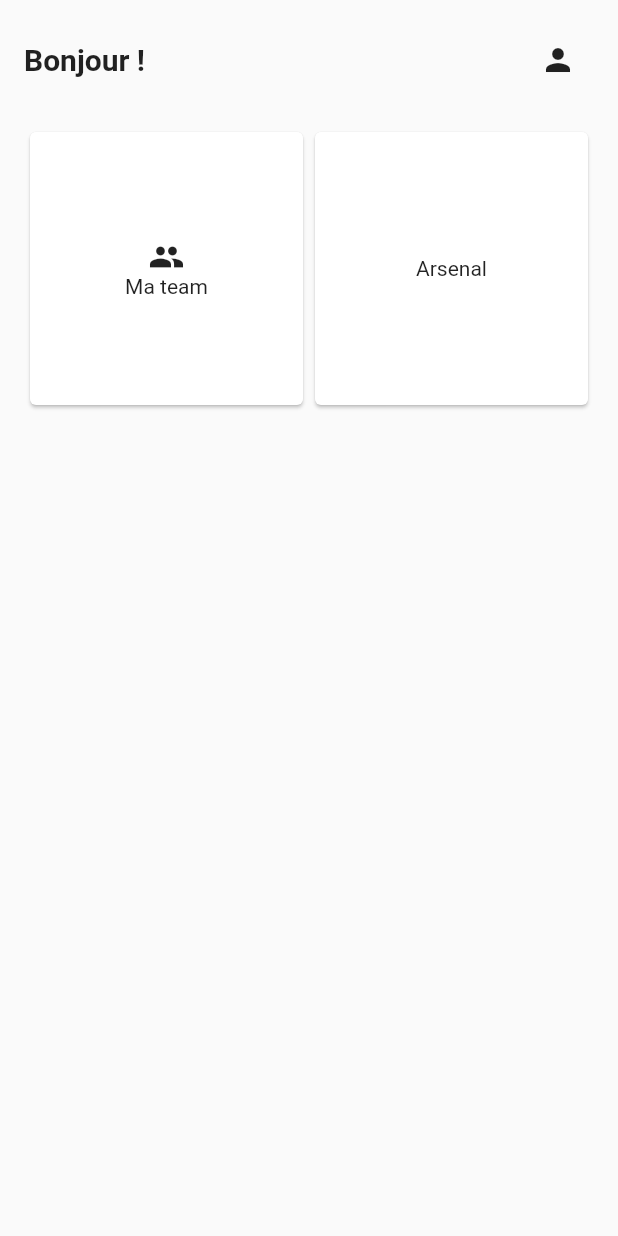
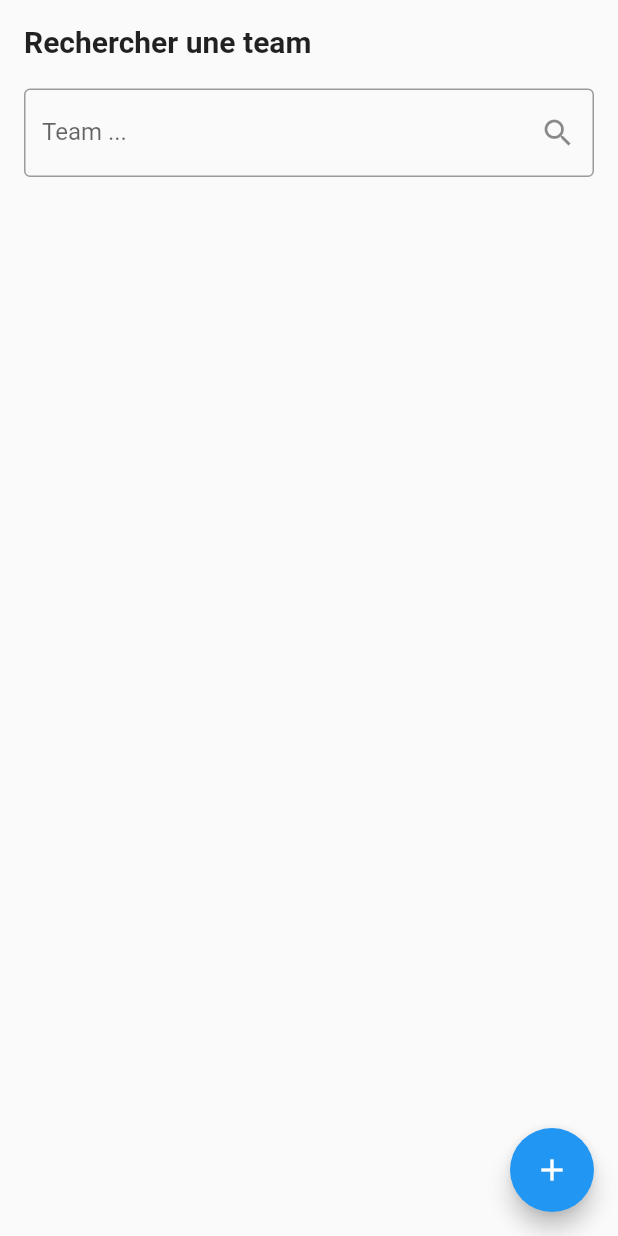
Before and after one commit to ALefaux/FLU_Airsoft, a Flutter app: the screen it shows after launch, after a tap on "Ma team", on a phone screen of 412 x 824 dp. Run offline on Flutter 3.47's test engine with Material 2 defaults, Android fonts, the phone set to English and light mode, and no system bars; our stand-ins replace cloud_firestore, firebase_auth, firebase_core, flutter_signin_button, get_it, google_sign_in; accounts and stored records are empty.

Commit message:
Create view to add new team

```diff
--- a/lib/components/full_size_button.dart
+++ b/lib/components/full_size_button.dart
@@ -6,7 +6,7 @@ class FullSizeButton extends StatelessWidget {
   final String label;
   final Color? backgroundColor;
 
-  const FullSizeButton(this.onPresed, this.label, {this.backgroundColor, Key? key}) : super(key: key);
+  const FullSizeButton({required this.onPresed, required this.label, this.backgroundColor, Key? key}) : super(key: key);
 
   @override
   Widget build(BuildContext context) {
--- a/lib/components/title_view.dart
+++ b/lib/components/title_view.dart
@@ -5,7 +5,7 @@ class TitleView extends StatelessWidget {
   final IconData? icon;
   final VoidCallback? iconOnPressed;
 
-  const TitleView(this.title, {this.icon, this.iconOnPressed, Key? key}) : super(key: key);
+  const TitleView({required this.title, this.icon, this.iconOnPressed, Key? key}) : super(key: key);
 
   @override
   Widget build(BuildContext context) {
--- a/lib/di/dependency_injector.dart
+++ b/lib/di/dependency_injector.dart
@@ -1,7 +1,9 @@
+import 'package:airsoft/repositories/team_repository.dart';
 import 'package:airsoft/repositories/user_repository.dart';
 import 'package:airsoft/views/energyconverter/energy_converter_view_model.dart';
 import 'package:airsoft/views/home/home_view_model.dart';
 import 'package:airsoft/views/login/login_view_model.dart';
+import 'package:airsoft/views/myteam/team_view_model.dart';
 import 'package:airsoft/views/profile/profile_view_model.dart';
 import 'package:get_it/get_it.dart';
 
@@ -13,8 +15,10 @@ class DependencyInjector {
     instance.registerLazySingleton(() => LoginViewModel());
     instance.registerLazySingleton(() => EnergyConverterViewModel());
     instance.registerLazySingleton(() => ProfileViewModel());
+    instance.registerLazySingleton(() => TeamViewModel());
 
     instance.registerFactory(() => UserRepository());
+    instance.registerFactory(() => TeamRepository());
   }
 
   static HomeViewModel getHomeViewModel() {
@@ -33,7 +37,15 @@ class DependencyInjector {
     return GetIt.instance<ProfileViewModel>();
   }
 
+  static TeamViewModel getTeamViewModel() {
+    return GetIt.instance<TeamViewModel>();
+  }
+
   static UserRepository getUserRepository() {
     return GetIt.instance<UserRepository>();
   }
+
+  static TeamRepository getTeamRepository() {
+    return GetIt.instance<TeamRepository>();
+  }
 }
--- /dev/null
+++ b/lib/models/team.dart
@@ -0,0 +1,33 @@
+import 'package:airsoft/shared/utils.dart';
+import 'package:cloud_firestore/cloud_firestore.dart';
+import 'package:uuid/uuid.dart';
+
+class Team {
+  late String id;
+  String name;
+  late List<String> nameSearch;
+
+  Team({String? id, required this.name, List<String>? nameSearch}) {
+    this.id = id ?? const Uuid().v4();
+    this.nameSearch = Utils.setSearchParam(name);
+  }
+
+  factory Team.fromDocumentSnapshot({required DocumentSnapshot<Map<String, dynamic>> doc}) {
+    return Team(
+      id: doc.data()![_ID],
+      name: doc.data()![NAME],
+      nameSearch: doc.data()![_NAME_SEARCH]
+    );
+  }
+
+  Map<String, dynamic> toJson() => {
+    _ID: id,
+    NAME: name,
+    _NAME_SEARCH: nameSearch
+  };
+
+  static const _ID = "id";
+  static const NAME = "name";
+  static const _NAME_SEARCH = "name_search";
+
+}
--- a/lib/models/user.dart
+++ b/lib/models/user.dart
@@ -1,20 +1,34 @@
+import 'package:airsoft/shared/utils.dart';
 import 'package:cloud_firestore/cloud_firestore.dart';
 
 class User {
   String id;
   String soldierName;
+  String? teamId;
+  late List<String> nameSearch;
 
-  User({required this.id, required this.soldierName});
+  User({required this.id, required this.soldierName, this.teamId, String? nameSearch}) {
+    this.nameSearch = nameSearch ?? Utils.setSearchParam(soldierName);
+  }
 
   factory User.fromDocumentSnapshot({required DocumentSnapshot<Map<String, dynamic>> doc}) {
     return User(
-      id: doc.data()!["id"],
-      soldierName: doc.data()!["soldierName"],
+      id: doc.data()![_ID],
+      soldierName: doc.data()![_SOLDIER_NAME],
+      teamId: doc.data()![_TEAM_ID],
+      nameSearch: doc.data()![_NAME_SEARCH]
     );
   }
 
   Map<String, dynamic> toJson() => {
-    "id": id,
-    "soldierName": soldierName
+    _ID: id,
+    _SOLDIER_NAME: soldierName,
+    _TEAM_ID: teamId,
+    _NAME_SEARCH: nameSearch
   };
+
+  static const String _ID = "id";
+  static const String _SOLDIER_NAME = "soldier_name";
+  static const String _NAME_SEARCH = "name_search";
+  static const String _TEAM_ID = "team_id";
 }
--- /dev/null
+++ b/lib/repositories/team_repository.dart
@@ -0,0 +1,25 @@
+import 'package:airsoft/models/save_state.dart';
+import 'package:airsoft/models/team.dart';
+import 'package:cloud_firestore/cloud_firestore.dart';
+import 'dart:developer' as developer;
+
+class TeamRepository {
+  final CollectionReference _reference = FirebaseFirestore.instance.collection("teams");
+
+  Future<void> searchTeams(String search) async {
+    _reference.where(Team.NAME, arrayContains: search).get().then((value) {
+      developer.log("Teams: $value");
+    }).catchError((error) {
+      developer.log("ERROR: $error");
+    });
+  }
+
+  Future<SaveState> saveTeam(Team team) async {
+    return _reference.doc(team.id).set(team.toJson()).then((value) {
+      return SaveState.saved;
+    }).catchError((error) {
+      return SaveState.error;
+    });
+  }
+
+}
--- a/lib/views/energyconverter/energy_converter_page.dart
+++ b/lib/views/energyconverter/energy_converter_page.dart
@@ -24,7 +24,7 @@ class _EnergyConverterPageState extends State<EnergyConverterPage> {
           margin: const EdgeInsets.all(16),
           child: Column(
             children: [
-              const TitleView("Convertisseur d'énergie"),
+              const TitleView(title: "Convertisseur d'énergie"),
               Form(
                 key: _formKey,
                 child: Container(
--- a/lib/views/home/home_page.dart
+++ b/lib/views/home/home_page.dart
@@ -6,6 +6,8 @@ import 'package:airsoft/components/title_view.dart';
 import 'package:airsoft/views/energyconverter/energy_converter_page.dart';
 import 'package:airsoft/views/home/home_view_model.dart';
 import 'package:airsoft/views/login/login_page.dart';
+import 'package:airsoft/views/myteam/myteam_page.dart';
+import 'package:airsoft/views/myteam/search_team.dart';
 import 'package:airsoft/views/profile/profile_page.dart';
 import 'package:flutter/material.dart';
 
@@ -17,25 +19,25 @@ class HomePage extends StatefulWidget {
 }
 
 class _HomePageState extends State<HomePage> {
-  HomeViewModel homeViewModel = DependencyInjector.getHomeViewModel();
+  final HomeViewModel _homeViewModel = DependencyInjector.getHomeViewModel();
 
   @override
   Widget build(BuildContext context) {
     return Scaffold(
       body: SafeArea(
         child: Container(
-          margin: const EdgeInsets.all(16),
+          margin: const EdgeInsets.all(normalMargin),
           child: Column(
             children: [
               TitleView(
-                "Bonjour ${homeViewModel.getUserLoggedName()}!",
+                title: "Bonjour ${_homeViewModel.getUserLoggedName()}!",
                 icon: Icons.person,
                 iconOnPressed: () {
                   Navigator.push(
                     context,
                     MaterialPageRoute(
                       builder: (context) {
-                        if (homeViewModel.isUserLogged()) {
+                        if (_homeViewModel.isUserLogged()) {
                           return ProfilePage();
                         } else {
                           return const LoginPage();
@@ -50,7 +52,25 @@ class _HomePageState extends State<HomePage> {
                   crossAxisCount: 2,
                   children: [
                     GestureDetector(
-                      onTap: () {},
+                      onTap: () {
+                        _homeViewModel.checkUserHasTeam().then((value) {
+                          if (value) {
+                            Navigator.push(
+                              context,
+                              MaterialPageRoute(
+                                builder: (context) => const MyTeamPage(),
+                              ),
+                            );
+                          } else {
+                            Navigator.push(
+                              context,
+                              MaterialPageRoute(
+                                builder: (context) => const SearchTeam(),
+                              ),
+                            );
+                          }
+                        });
+                      },
                       child: Card(
                         child: Column(
                           mainAxisAlignment: MainAxisAlignment.center,
--- a/lib/views/home/home_view_model.dart
+++ b/lib/views/home/home_view_model.dart
@@ -1,11 +1,14 @@
+import 'package:airsoft/di/dependency_injector.dart';
+import 'package:airsoft/repositories/user_repository.dart';
 import 'package:firebase_auth/firebase_auth.dart';
 import 'package:flutter/material.dart';
 
 class HomeViewModel extends ChangeNotifier {
+  final UserRepository _userRepository = DependencyInjector.getUserRepository();
 
   String getUserLoggedName() {
     final currentUser = FirebaseAuth.instance.currentUser;
-    if(currentUser != null && currentUser.displayName != null) {
+    if (currentUser != null && currentUser.displayName != null) {
       return currentUser.displayName!;
     } else {
       return "";
@@ -16,4 +19,13 @@ class HomeViewModel extends ChangeNotifier {
     return FirebaseAuth.instance.currentUser != null;
   }
 
+  Future<bool> checkUserHasTeam() async {
+    String userId = FirebaseAuth.instance.currentUser?.uid ?? "";
+
+    if (userId.isNotEmpty) {
+      return _userRepository.checkUserHasTeam(userId);
+    } else {
+      return false;
+    }
+  }
 }
--- /dev/null
+++ b/lib/views/myteam/search_team.dart
@@ -0,0 +1,58 @@
+import 'package:airsoft/components/title_view.dart';
+import 'package:airsoft/shared/dimens.dart';
+import 'package:airsoft/views/myteam/add_team_page.dart';
+import 'package:flutter/material.dart';
+
+class SearchTeam extends StatefulWidget {
+  const SearchTeam({Key? key}) : super(key: key);
+
+  @override
+  _SearchTeamState createState() => _SearchTeamState();
+}
+
+class _SearchTeamState extends State<SearchTeam> {
+  final TextEditingController _teamSearchController = TextEditingController();
+
+  @override
+  Widget build(BuildContext context) {
+    return Scaffold(
+      body: SafeArea(
+        child: Container(
+          padding: const EdgeInsets.all(normalMargin),
+          child: Column(
+            children: [
+              const TitleView(
+                title: "Rechercher une team",
+              ),
+              TextFormField(
+                controller: _teamSearchController,
+                decoration: InputDecoration(
+                  border: const OutlineInputBorder(),
+                  labelText: 'Team ...',
+                  suffixIcon: IconButton(
+                    onPressed: () {},
+                    icon: const Icon(Icons.search),
+                  ),
+                ),
+                onChanged: (text) {
+                  // todo make search at text changed
+                },
+              )
+            ],
+          ),
+        ),
+      ),
+      floatingActionButton: FloatingActionButton(
+        child: const Icon(Icons.add),
+        onPressed: () {
+          Navigator.push(
+            context,
+            MaterialPageRoute(
+              builder: (context) => const AddTeamPage(),
+            ),
+          );
+        },
+      ),
+    );
+  }
+}
--- /dev/null
+++ b/lib/views/myteam/team_view_model.dart
@@ -0,0 +1,14 @@
+import 'package:airsoft/di/dependency_injector.dart';
+import 'package:airsoft/models/save_state.dart';
+import 'package:airsoft/models/team.dart';
+import 'package:flutter/material.dart';
+
+class TeamViewModel extends ChangeNotifier {
+  final _teamRepository = DependencyInjector.getTeamRepository();
+
+  Future<SaveState> saveTeam(String name) async {
+    Team team = Team(name: name);
+    return _teamRepository.saveTeam(team);
+  }
+
+}
--- a/pubspec.yaml
+++ b/pubspec.yaml
@@ -44,6 +44,7 @@ dependencies:
   flutter_signin_button: ^2.0.0
   google_sign_in: ^5.1.1
   cloud_firestore: ^2.5.3
+  uuid: ^3.0.5
 
 dev_dependencies:
   flutter_test:
```
Also changed, not shown: lib/repositories/user_repository.dart (+8 -0 lines), lib/shared/utils.dart (added, +11 -0 lines), lib/views/myteam/add_team_page.dart (added, +66 -0 lines), lib/views/myteam/myteam_page.dart (added, +20 -0 lines), lib/views/profile/profile_page.dart (+4 -7 lines), pubspec.lock.
